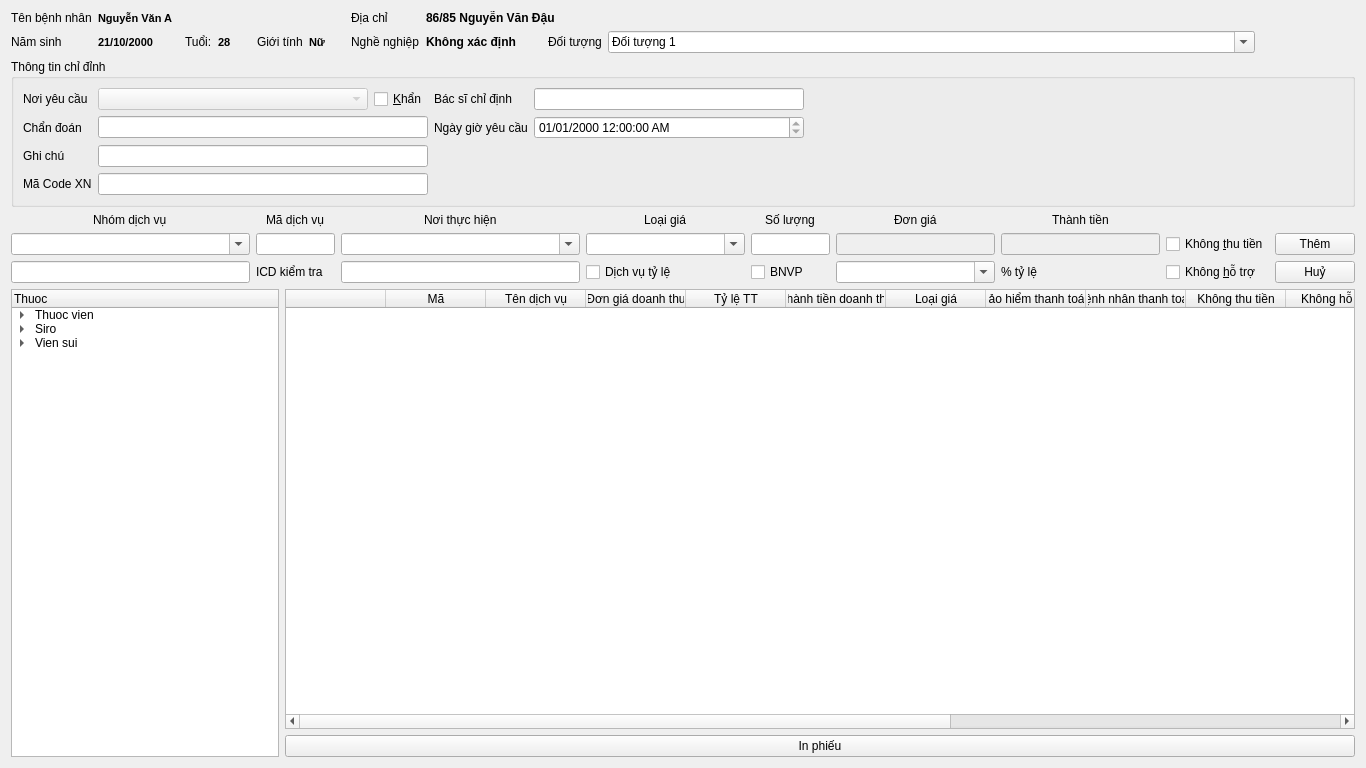
This is src/app/ui/TabDichVu.ui in Kiritokun0909/bvgd_project as Qt 5 draws it before an edit. The edited form follows.
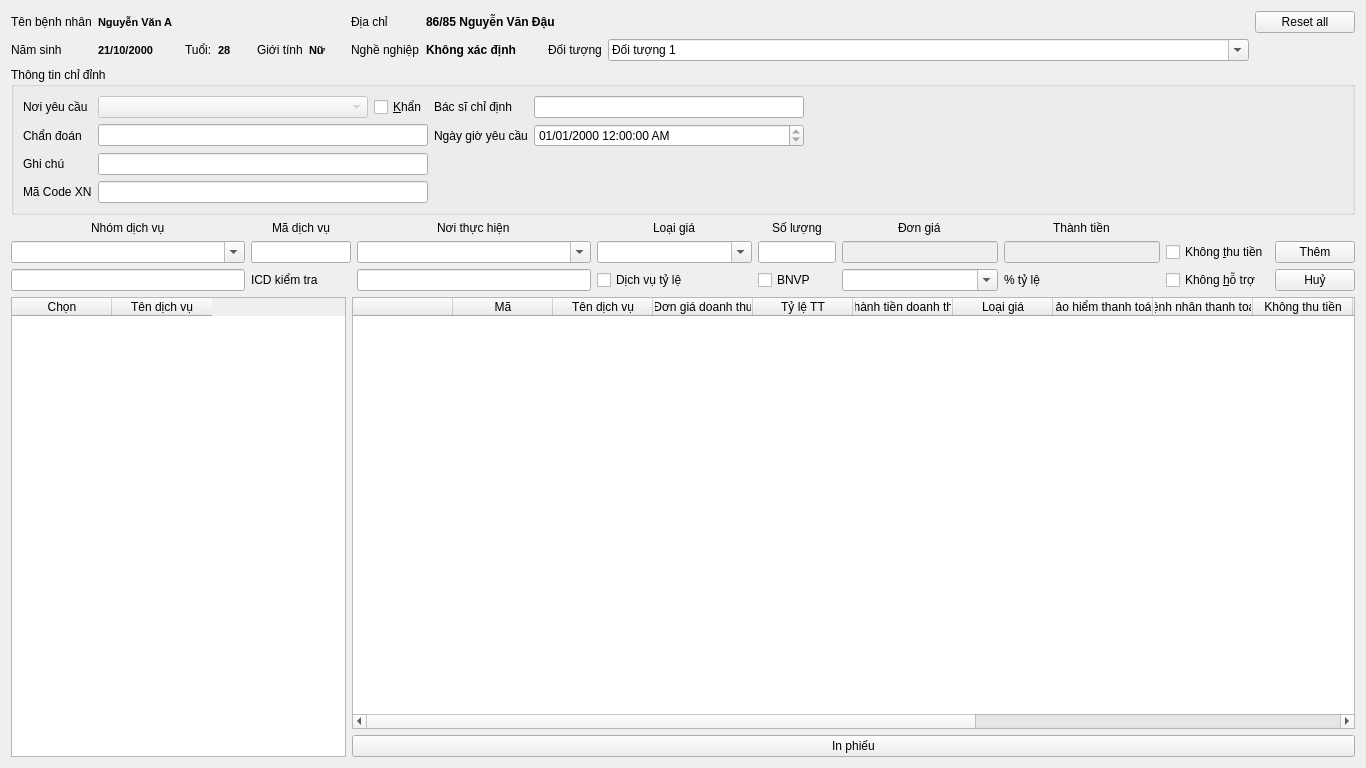
This is the edited form.

Diff of the .ui file:
```diff
--- a/src/app/ui/TabDichVu.ui
+++ b/src/app/ui/TabDichVu.ui
@@ -271,6 +271,13 @@
        </property>
       </widget>
      </item>
+     <item row="0" column="14">
+      <widget class="QPushButton" name="btn_reset_all">
+       <property name="text">
+        <string>Reset all</string>
+       </property>
+      </widget>
+     </item>
     </layout>
    </item>
    <item>
@@ -384,7 +391,7 @@
    <item>
     <layout class="QGridLayout" name="gridLayout_2">
      <item row="1" column="0">
-      <layout class="QGridLayout" name="gridLayout_4" columnstretch="1,4">
+      <layout class="QGridLayout" name="gridLayout_4" columnstretch="1,3">
        <item row="0" column="1">
         <widget class="QTableWidget" name="table_dich_vu">
          <column>
@@ -477,42 +484,23 @@
         </widget>
        </item>
        <item row="0" column="0" rowspan="2">
-        <widget class="QTreeWidget" name="list_danh_muc">
+        <widget class="QTableWidget" name="list_dich_vu">
+         <property name="minimumSize">
+          <size>
+           <width>200</width>
+           <height>0</height>
+          </size>
+         </property>
          <column>
           <property name="text">
-           <string>Thuoc</string>
+           <string>Chọn</string>
           </property>
          </column>
-         <item>
+         <column>
           <property name="text">
-           <string>Thuoc vien</string>
+           <string>Tên dịch vụ</string>
           </property>
-          <item>
-           <property name="text">
-            <string>Pana</string>
-           </property>
-          </item>
-         </item>
-         <item>
-          <property name="text">
-           <string>Siro</string>
-          </property>
-          <item>
-           <property name="text">
-            <string>Cao ti ba</string>
-           </property>
-          </item>
-         </item>
-         <item>
-          <property name="text">
-           <string>Vien sui</string>
-          </property>
-          <item>
-           <property name="text">
-            <string>Effe</string>
-           </property>
-          </item>
-         </item>
+         </column>
         </widget>
        </item>
       </layout>
@@ -676,7 +664,14 @@
         <widget class="QLineEdit" name="ten_dich_vu"/>
        </item>
        <item row="1" column="1">
-        <widget class="QLineEdit" name="ma_dich_vu"/>
+        <widget class="QLineEdit" name="ma_dich_vu">
+         <property name="minimumSize">
+          <size>
+           <width>100</width>
+           <height>0</height>
+          </size>
+         </property>
+        </widget>
        </item>
       </layout>
      </item>
```
Left out of the diff: 3 changed lines with no effect on the pictures.
